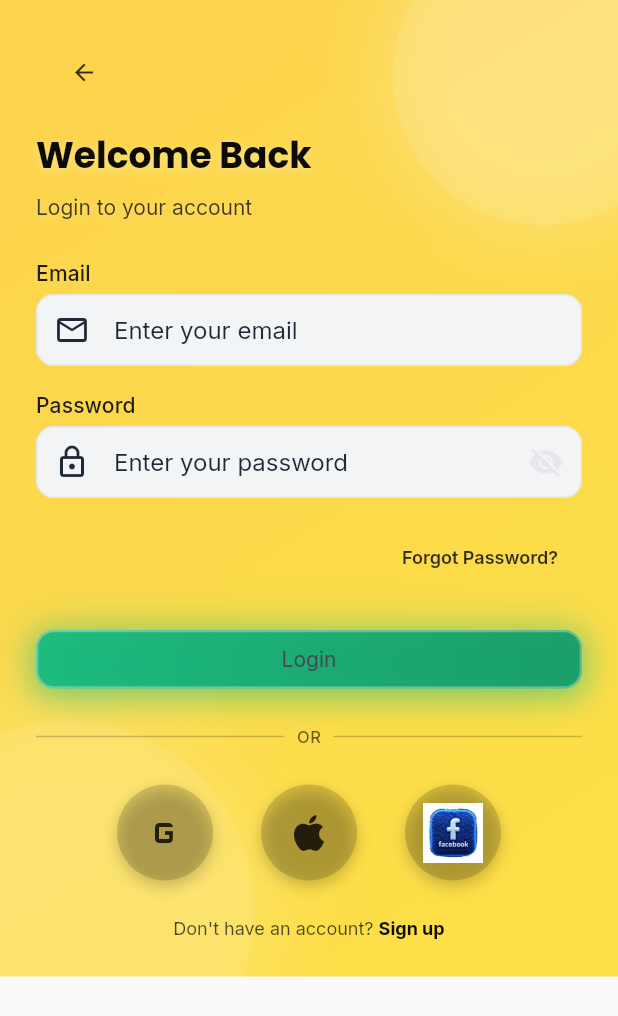
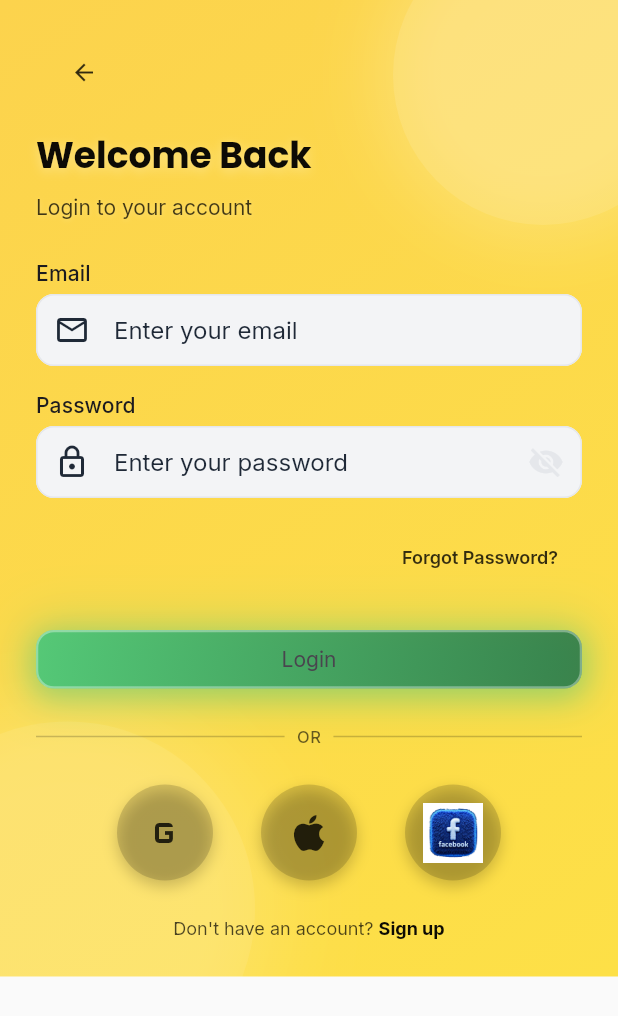
Before and after one commit to kurdostkozer-bit/full-stack-jobmap-flutter, a Flutter app: the screen it shows after launch, on a phone screen of 412 x 824 dp. Shown: the top 1016 px of the screen. Run offline on Flutter 3.47's test engine with Material 3 defaults, Android fonts, the phone set to English and light mode, and no system bars; our stand-ins replace bloc, dio, equatable, firebase_auth, firebase_core, flutter_bloc and 10 more; accounts and stored records are empty.

Commit message:
style: Change button color to emerald green with enhanced glassmorphism

```diff
--- a/lib/design_system/colors/app_colors.dart
+++ b/lib/design_system/colors/app_colors.dart
@@ -20,10 +20,10 @@ class AppColors {
   static const Color accentLight = Color(0xFFFBBF24);
   static const Color accentDark = Color(0xFFD97706);
 
-  // ============= GLASS GREEN (GLASSMORPHISM) =============
-  static const Color glassGreen = Color(0xFF10B981);
-  static const Color glassGreenLight = Color(0xFF34D399);
-  static const Color glassGreenDark = Color(0xFF059669);
+  // ============= GLASS GREEN (GLASSMORPHISM) - Emerald =============
+  static const Color glassGreen = Color(0xFF50C878); // Emerald Green
+  static const Color glassGreenLight = Color(0xFF6FD99E); // Light Emerald
+  static const Color glassGreenDark = Color(0xFF2D7A4A); // Dark Emerald
 
   // ============= GLASS YELLOW (GLASSMORPHISM) =============
   static const Color glassYellow = Color(0xFFFCD34D);
--- a/lib/design_system/components/buttons/app_button.dart
+++ b/lib/design_system/components/buttons/app_button.dart
@@ -399,7 +399,7 @@ class _IconButton extends AppButton {
   }
 }
 
-/// Glass Green button (green glassmorphism style)
+/// Glass Green button (green glassmorphism style - Emerald)
 class _GlassGreenButton extends AppButton {
   const _GlassGreenButton({
     super.key,
@@ -446,25 +446,25 @@ class _GlassGreenButton extends AppButton {
           begin: Alignment.topLeft,
           end: Alignment.bottomRight,
           colors: [
-            const Color(0xFF10B981).withValues(alpha: 0.9), // Glass Green
-            const Color(0xFF059669).withValues(alpha: 0.85), // Dark Green
+            const Color(0xFF50C878).withValues(alpha: 0.95), // Emerald Green
+            const Color(0xFF2D7A4A).withValues(alpha: 0.9), // Dark Emerald
           ],
         ),
         boxShadow: [
           BoxShadow(
-            color: const Color(0xFF10B981).withValues(alpha: 0.4),
-            blurRadius: 15,
+            color: const Color(0xFF50C878).withValues(alpha: 0.45),
+            blurRadius: 16,
             spreadRadius: 2,
             offset: const Offset(0, 4),
           ),
           BoxShadow(
-            color: const Color(0xFF10B981).withValues(alpha: 0.2),
-            blurRadius: 25,
-            spreadRadius: 5,
+            color: const Color(0xFF50C878).withValues(alpha: 0.25),
+            blurRadius: 30,
+            spreadRadius: 6,
           ),
         ],
         border: Border.all(
-          color: Colors.white.withValues(alpha: 0.3),
+          color: Colors.white.withValues(alpha: 0.35),
           width: 1.5,
         ),
       ),
```
